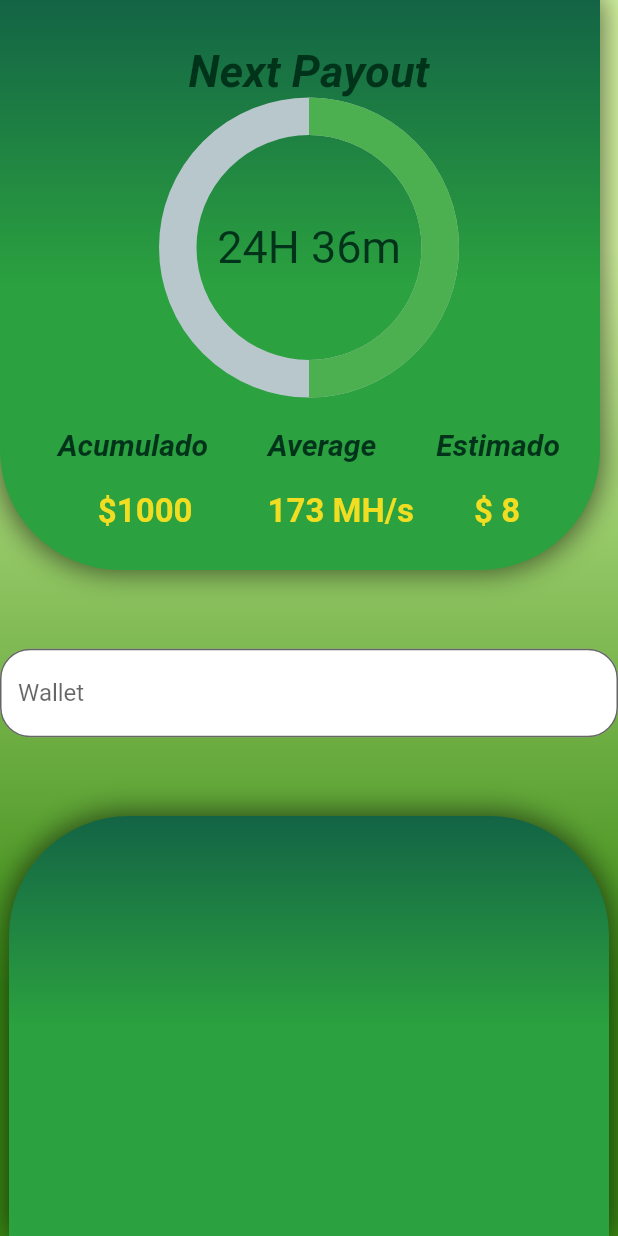
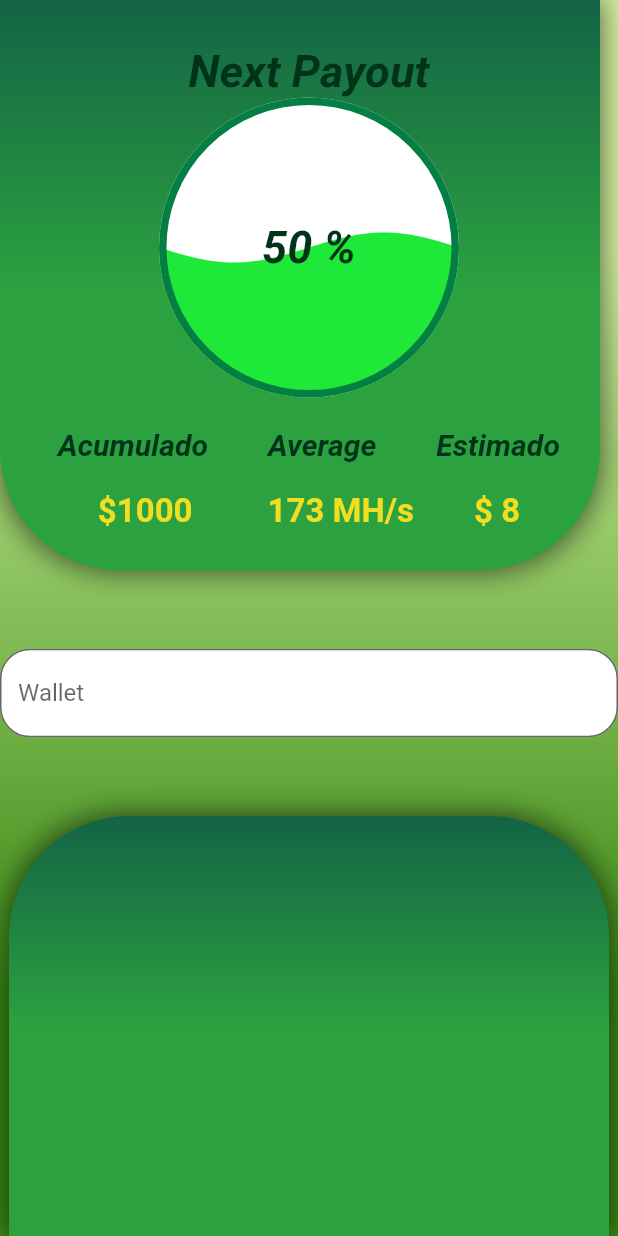
Before and after one commit to TazMania-Git/MinerApp, a Flutter app: the screen it shows after launch, on a phone screen of 412 x 824 dp. Run offline on Flutter 3.47's test engine with Material 2 defaults, Android fonts, the phone set to English and light mode, and no system bars; drawn by our look-alikes of percent_indicator; our stand-ins replace liquid_progress_indicator_ns.

Commit message:
Liquid indicator add

```diff
--- a/lib/widgets/indicators.dart
+++ b/lib/widgets/indicators.dart
@@ -1,5 +1,5 @@
 import 'package:percent_indicator/percent_indicator.dart';
-
+import 'package:liquid_progress_indicator_ns/liquid_progress_indicator.dart';
 import 'package:flutter/material.dart';
 
 class Indicator extends StatelessWidget {
@@ -25,6 +25,60 @@ class indicatorPercent extends StatelessWidget {
         fontSize: 30,
         fontStyle: FontStyle.italic,
         fontWeight: FontWeight.bold);
+
+    // return CircularIndicator(textStyle: textStyle);
+    return Column(
+      children: [
+        Text("Next Payout", style: textStyle),
+        LiquidCircularIndicator(),
+        txtDatos()
+      ],
+    );
+  }
+}
+
+class LiquidCircularIndicator extends StatelessWidget {
+  const LiquidCircularIndicator({Key? key}) : super(key: key);
+
+  @override
+  Widget build(BuildContext context) {
+    var textStyle = TextStyle(
+        color: Color.fromARGB(255, 0, 51, 26),
+        fontSize: 30,
+        fontStyle: FontStyle.italic,
+        fontWeight: FontWeight.bold);
+
+    return Container(
+      height: 200,
+      width: 200,
+      child: LiquidCircularProgressIndicator(
+        value: 0.50, // Defaults to 0.5.
+        valueColor: AlwaysStoppedAnimation(Color.fromARGB(
+            255, 30, 233, 57)), // Defaults to the current Theme's accentColor.
+        backgroundColor:
+            Colors.white, // Defaults to the current Theme's backgroundColor.
+        borderColor: Color.fromARGB(255, 4, 126, 67),
+        borderWidth: 5.0,
+        direction: Axis
+            .vertical, // The direction the liquid moves (Axis.vertical = bottom to top, Axis.horizontal = left to right). Defaults to Axis.vertical.
+        center: Text("50 %", style: textStyle),
+      ),
+    );
+  }
+}
+
+/**
+ * ! CIRCULAR INDICATOR, NOT LIQUID
+class CircularIndicator extends StatelessWidget {
+  const CircularIndicator({
+    Key? key,
+    required this.textStyle,
+  }) : super(key: key);
+
+  final TextStyle textStyle;
+
+  @override
+  Widget build(BuildContext context) {
     return CircularPercentIndicator(
       footer: txtDatos(),
       header: Text("Next Payout", style: textStyle),
@@ -40,6 +94,7 @@ class indicatorPercent extends StatelessWidget {
     );
   }
 }
+ */
 
 class txtDatos extends StatelessWidget {
   const txtDatos({
--- a/pubspec.yaml
+++ b/pubspec.yaml
@@ -27,8 +27,6 @@ environment:
 # the latest version available on pub.dev. To see which dependencies have newer
 # versions available, run `flutter pub outdated`.
 dependencies:
-  # The following adds the Cupertino Icons font to your application.
-  # Use with the CupertinoIcons class for iOS style icons.
   cupertino_icons: ^1.0.2
   flutter:
     sdk: flutter
@@ -37,6 +35,7 @@ dev_dependencies:
   flutter_lints: ^1.0.0
   flutter_test:
     sdk: flutter
+  liquid_progress_indicator_ns: ^1.0.0
   percent_indicator: ^4.0.0
 
 # For information on the generic Dart part of this file, see the
```
Also changed, not shown: pubspec.lock.
